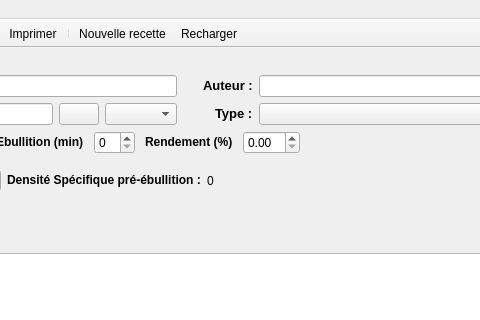
Qt form reader.ui (314r/joliebulle) before a commit; both pictures show x 220 to 700 and y 0 to 320 of the 1169 by 733 pixel window.
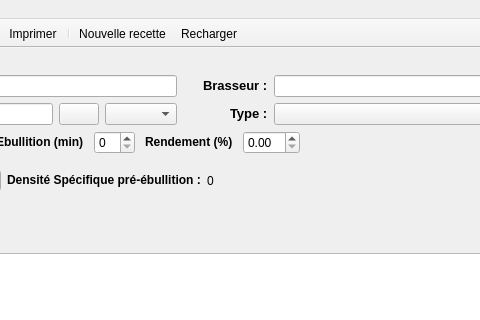
The same form after that commit. Icons and pictures are not drawn.

Commit message: gestion type en lecture

```diff
--- a/reader.ui
+++ b/reader.ui
@@ -117,7 +117,7 @@
 &lt;html&gt;&lt;head&gt;&lt;meta name=&quot;qrichtext&quot; content=&quot;1&quot; /&gt;&lt;style type=&quot;text/css&quot;&gt;
 p, li { white-space: pre-wrap; }
 &lt;/style&gt;&lt;/head&gt;&lt;body style=&quot; font-family:'Droid Sans'; font-size:10pt; font-weight:400; font-style:normal;&quot;&gt;
-&lt;p style=&quot; margin-top:0px; margin-bottom:0px; margin-left:0px; margin-right:0px; -qt-block-indent:0; text-indent:0px;&quot;&gt;&lt;span style=&quot; font-weight:600;&quot;&gt;Auteur :&lt;/span&gt;&lt;/p&gt;&lt;/body&gt;&lt;/html&gt;</string>
+&lt;p style=&quot; margin-top:0px; margin-bottom:0px; margin-left:0px; margin-right:0px; -qt-block-indent:0; text-indent:0px;&quot;&gt;&lt;span style=&quot; font-weight:600;&quot;&gt;Brasseur :&lt;/span&gt;&lt;/p&gt;&lt;/body&gt;&lt;/html&gt;</string>
                  </property>
                 </widget>
                </item>
```
Left out of the diff: 4 changed lines with no effect on the pictures. The commit also changes 2 other files.
